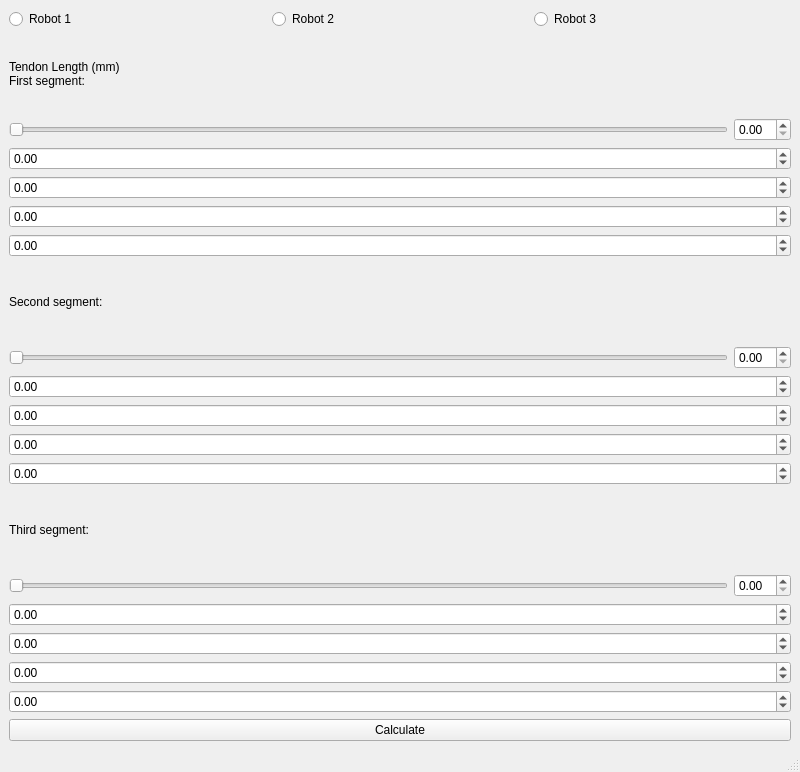
The window that mainwindow.ui (jeremyxu1998/TDCR_Simulator) describes before a commit, drawn with Qt 5.
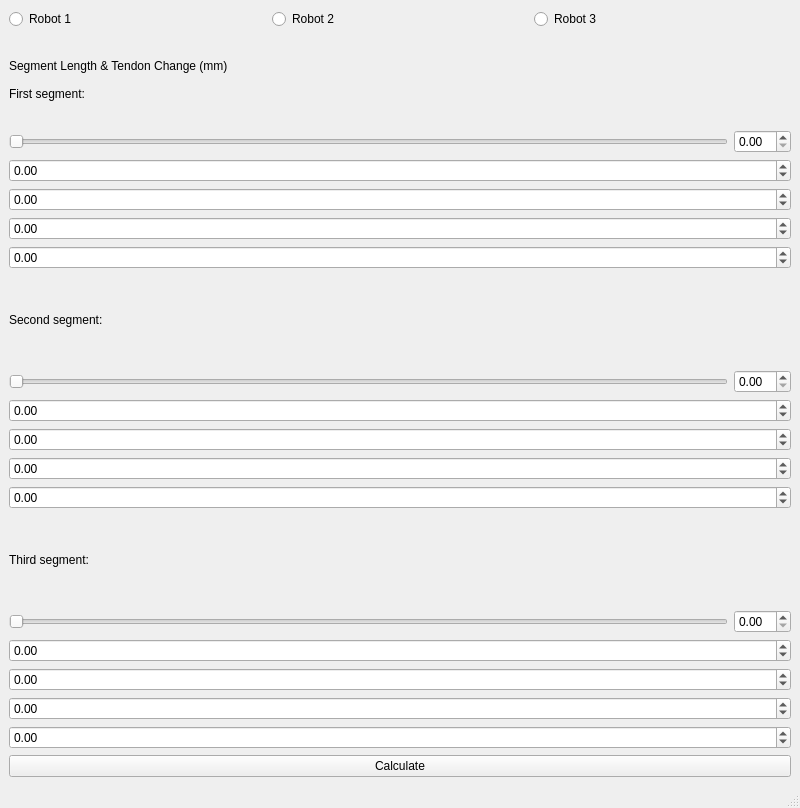
The same window after the commit.

Commit message: Add config file selection window; fix segment length slidebar precision issue

```diff
--- a/mainwindow.ui
+++ b/mainwindow.ui
@@ -7,7 +7,7 @@
     <x>0</x>
     <y>0</y>
     <width>800</width>
-    <height>772</height>
+    <height>808</height>
    </rect>
   </property>
   <property name="windowTitle">
@@ -50,7 +50,8 @@
         <item>
          <widget class="QLabel" name="segLabel_1">
           <property name="text">
-           <string>Tendon Length (mm)
+           <string>Segment Length &amp; Tendon Change (mm)
+
 First segment:</string>
           </property>
          </widget>
@@ -59,6 +60,9 @@
          <layout class="QHBoxLayout" name="segLen_1">
           <item>
            <widget class="QSlider" name="segLenSlider_1">
+            <property name="maximum">
+             <number>9999</number>
+            </property>
             <property name="orientation">
              <enum>Qt::Horizontal</enum>
             </property>
@@ -108,6 +112,9 @@
          <layout class="QHBoxLayout" name="segLen_2">
           <item>
            <widget class="QSlider" name="segLenSlider_2">
+            <property name="maximum">
+             <number>9999</number>
+            </property>
             <property name="orientation">
              <enum>Qt::Horizontal</enum>
             </property>
@@ -157,6 +164,9 @@
          <layout class="QHBoxLayout" name="segLen_3">
           <item>
            <widget class="QSlider" name="segLenSlider_3">
+            <property name="maximum">
+             <number>9999</number>
+            </property>
             <property name="orientation">
              <enum>Qt::Horizontal</enum>
             </property>
```
The commit also changes 1 other file.
